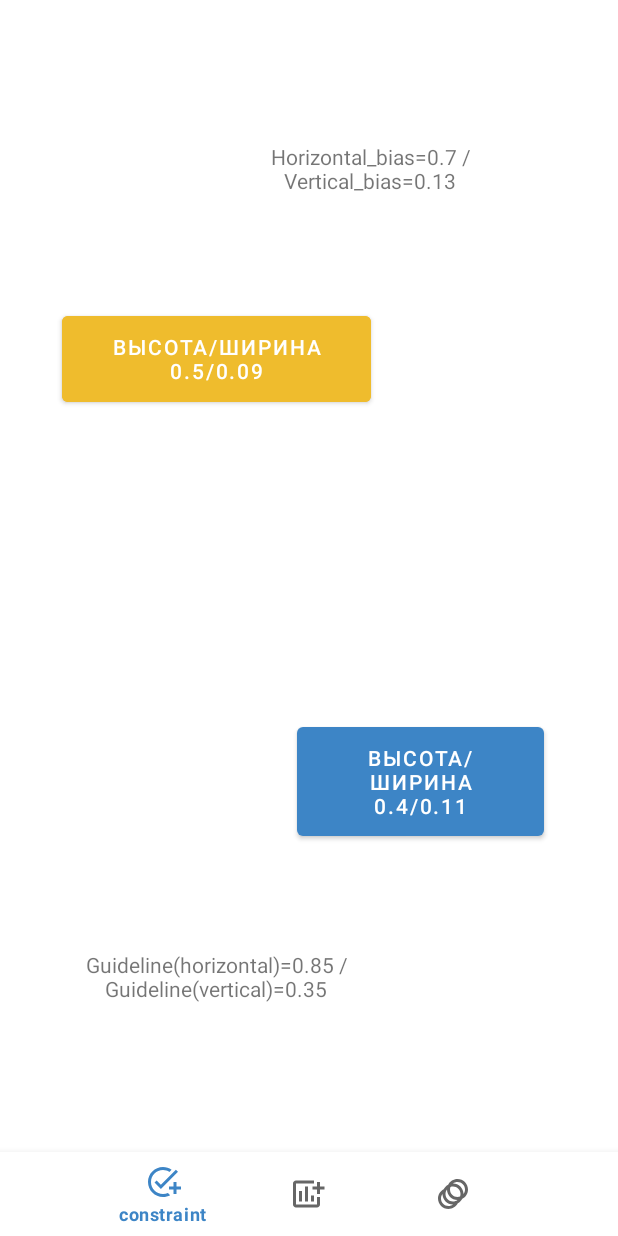
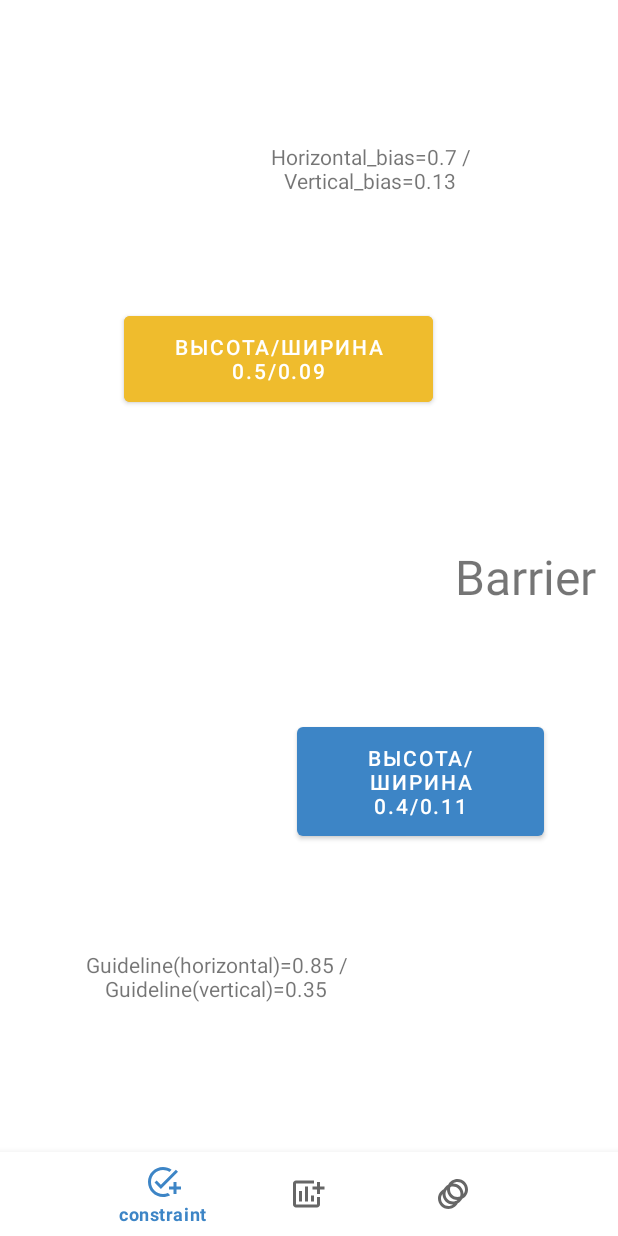
Before and after one commit to vikzak/MaterialDesignMay, an Android app: the ConstraintFragment screen opened directly, with no data from a screen before it, on a phone screen of 412 x 824 dp. Run offline under Robolectric (Android 15) with nearby library versions, the phone set to English and light mode, and no system bars; Roboto replaces fonts that are not available here.

Commit message:
4) потестировали Barrier

```diff
--- a/app/src/main/res/layout/fragment_constraint.xml
+++ b/app/src/main/res/layout/fragment_constraint.xml
@@ -36,6 +36,27 @@
         app:layout_constraintVertical_bias="0.13"
         app:layout_constraintWidth_percent="0.5" />
 
+    <androidx.constraintlayout.widget.Barrier
+        android:id="@+id/barrierOne"
+        android:layout_width="wrap_content"
+        android:layout_height="wrap_content"
+        app:barrierDirection="end"
+        app:constraint_referenced_ids="materialButton4"/>
+
+    <TextView
+        android:id="@+id/textViewTwo"
+        android:layout_width="wrap_content"
+        android:layout_height="wrap_content"
+        android:text="Barrier"
+        android:textSize="32sp"
+        android:textAlignment="center"
+        app:layout_constraintBottom_toBottomOf="parent"
+        app:layout_constraintEnd_toEndOf="parent"
+        app:layout_constraintHeight_percent="0.05"
+        app:layout_constraintStart_toStartOf="@id/barrierOne"
+        app:layout_constraintTop_toTopOf="parent"
+        app:layout_constraintWidth_percent="0.2" />
+
     <com.google.android.material.button.MaterialButton
         android:id="@+id/materialButton4"
         android:layout_width="0dp"
@@ -46,7 +67,7 @@
         app:layout_constraintBottom_toTopOf="@+id/materialButton3"
         app:layout_constraintEnd_toEndOf="parent"
         app:layout_constraintHeight_percent="0.09"
-        app:layout_constraintHorizontal_bias="0.2"
+        app:layout_constraintHorizontal_bias="0.4"
         app:layout_constraintStart_toStartOf="parent"
         app:layout_constraintTop_toTopOf="parent"
         app:layout_constraintWidth_percent="0.5"
```
